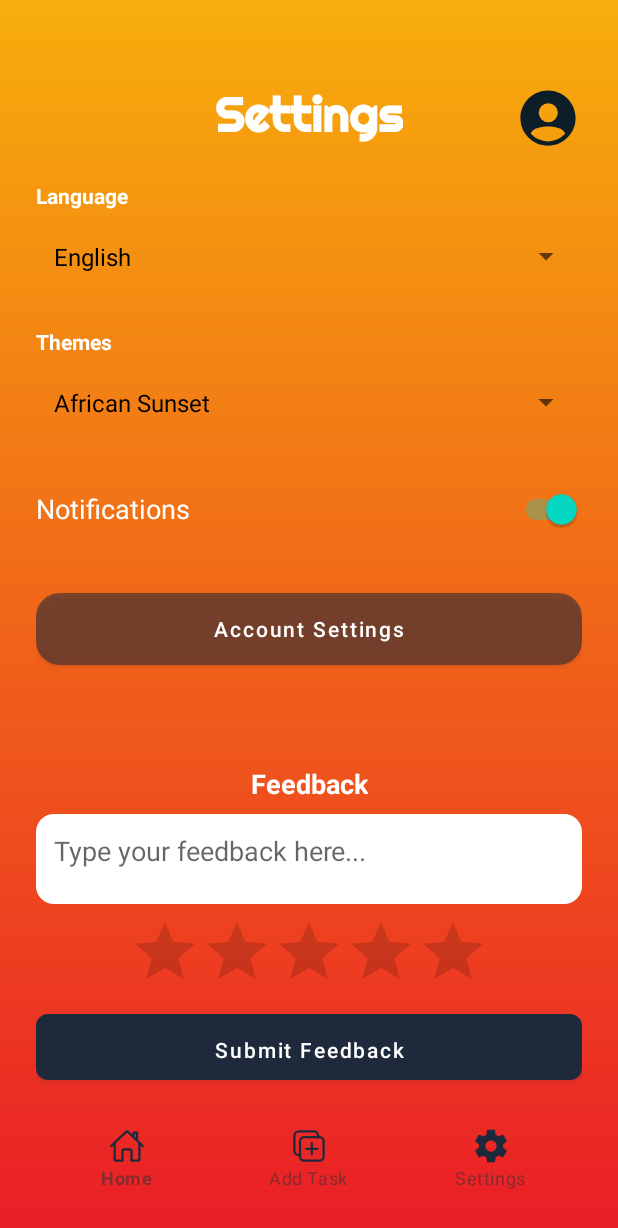
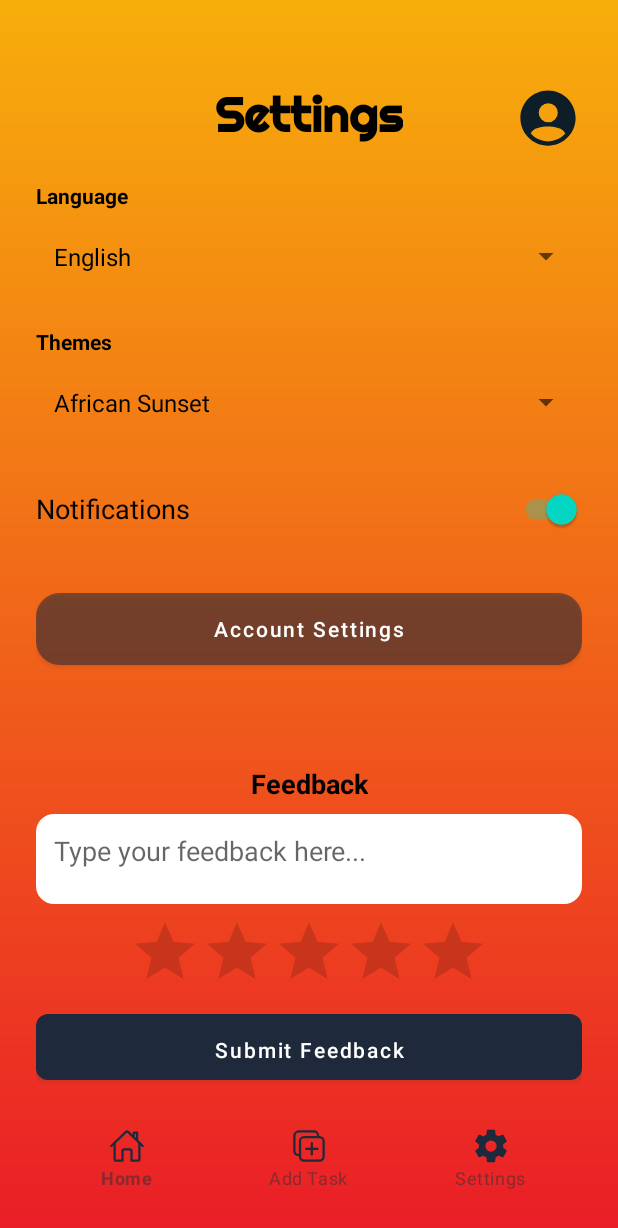
Before and after one commit to gitgud24/Student_Scheduling_App_SS4, an Android app: the SettingsActivity screen opened directly, with no data from a screen before it, on a phone screen of 412 x 824 dp. Shown: the top 1228 px of the screen. Run offline under Robolectric (Android 15) with nearby library versions, the phone set to English and light mode, and no system bars.

Commit message:
Code_Cleanup

```diff
--- a/app/src/main/java/com/example/ss3_app_new/AccountSettingsActivity.kt
+++ b/app/src/main/java/com/example/ss3_app_new/AccountSettingsActivity.kt
@@ -22,31 +22,26 @@ class AccountSettingsActivity : AppCompatActivity() {
         val userName = sharedPref.getString("user_name", "User")
         binding.profileName.text = userName
 
-        // Back button
         binding.backArrow.setOnClickListener {
             finish()
         }
 
-        // Logout
         binding.logoutButton.setOnClickListener {
             val intent = Intent(this, LoginActivity::class.java)
             intent.flags = Intent.FLAG_ACTIVITY_NEW_TASK or Intent.FLAG_ACTIVITY_CLEAR_TASK
             startActivity(intent)
         }
 
-        // Change Name
         binding.changeNameButton.setOnClickListener {
             showUpdateDialog("Change Name", "Enter new name:", "user_name") { newName ->
                 binding.profileName.text = newName
             }
         }
 
-        // Change Email
         binding.changeEmailButton.setOnClickListener {
             showUpdateDialog("Change Email", "Enter new email:", "user_email")
         }
 
-        // Change Password
         binding.changePasswordButton.setOnClickListener {
             showUpdateDialog("Change Password", "Enter new password:", "user_password", true)
         }
--- a/app/src/main/java/com/example/ss3_app_new/ForgotPasswordActivity.kt
+++ b/app/src/main/java/com/example/ss3_app_new/ForgotPasswordActivity.kt
@@ -16,7 +16,6 @@ class ForgotPasswordActivity : AppCompatActivity() {
         binding = ActivityForgotPasswordBinding.inflate(layoutInflater)
         setContentView(binding.root)
 
-        // Handle reset button
         binding.resetButton.setOnClickListener {
             val enteredEmail = binding.emailInput.text.toString().trim()
 
@@ -31,7 +30,6 @@ class ForgotPasswordActivity : AppCompatActivity() {
             if (enteredEmail == savedEmail) {
                 Toast.makeText(this, "Email verified. Logging you in...", Toast.LENGTH_SHORT).show()
 
-                // Proceed to main screen
                 val intent = Intent(this, MainActivity::class.java)
                 startActivity(intent)
                 finish()
@@ -40,7 +38,6 @@ class ForgotPasswordActivity : AppCompatActivity() {
             }
         }
 
-        // Handle back to login click
         binding.backToLogin.setOnClickListener {
             startActivity(Intent(this, LoginActivity::class.java))
             finish()
--- a/app/src/main/java/com/example/ss3_app_new/LoginActivity.kt
+++ b/app/src/main/java/com/example/ss3_app_new/LoginActivity.kt
@@ -23,7 +23,6 @@ class LoginActivity : AppCompatActivity() {
         binding = ActivityLoginBinding.inflate(layoutInflater)
         setContentView(binding.root)
 
-        //values from the registration are used for login user authentication here
         binding.loginButton.setOnClickListener {
             val email = binding.emailInput.text.toString().trim()
             val password = binding.passwordInput.text.toString().trim()
--- a/app/src/main/java/com/example/ss3_app_new/MainActivity.kt
+++ b/app/src/main/java/com/example/ss3_app_new/MainActivity.kt
@@ -28,7 +28,6 @@ class MainActivity : AppCompatActivity() {
         const val EDIT_TASK_REQUEST_CODE = 1
     }
 
-    // ✅ Notification permission request launcher
     private val notificationPermissionRequest =
         registerForActivityResult(ActivityResultContracts.RequestPermission()) { isGranted ->
             if (isGranted) {
@@ -38,7 +37,6 @@ class MainActivity : AppCompatActivity() {
             }
         }
 
-    // ✅ Apply saved theme
     private fun applySavedTheme() {
         val prefs = getSharedPreferences("app_preferences", Context.MODE_PRIVATE)
         when (prefs.getString("selected_theme", "African Sunset")) {
@@ -57,7 +55,6 @@ class MainActivity : AppCompatActivity() {
         requestNotificationPermissionIfNeeded()
         createNotificationChannel()
 
-        // Task list setup
         taskAdapter = TaskAdapter(
             TaskStorage.getTasksSortedByDate().toMutableList(),
             onEditClick = { taskToEdit ->
@@ -73,7 +70,6 @@ class MainActivity : AppCompatActivity() {
         binding.taskRecycler.layoutManager = LinearLayoutManager(this)
         binding.taskRecycler.adapter = taskAdapter
 
-        // Week calendar setup
         val (monthYear, weekDays) = getCurrentWeekWithHeader()
         weekCalendarAdapter = WeekCalendarAdapter(monthYear, weekDays)
         binding.weekCalendarRecycler.layoutManager = LinearLayoutManager(this)
@@ -155,7 +151,6 @@ class MainActivity : AppCompatActivity() {
         }
     }
 
-    // ✅ Ask for notification permission on first launch if needed
     private fun requestNotificationPermissionIfNeeded() {
         if (Build.VERSION.SDK_INT >= Build.VERSION_CODES.TIRAMISU) {
             val prefs = getSharedPreferences("app_preferences", Context.MODE_PRIVATE)
--- a/app/src/main/java/com/example/ss3_app_new/NotificationHelper.kt
+++ b/app/src/main/java/com/example/ss3_app_new/NotificationHelper.kt
@@ -16,14 +16,12 @@ object NotificationHelper {
     fun showTaskCreatedNotification(context: Context, taskTitle: String) {
         createNotificationChannel(context)
 
-        // Check notification permission for Android 13+
         if (Build.VERSION.SDK_INT >= Build.VERSION_CODES.TIRAMISU) {
             if (ActivityCompat.checkSelfPermission(
                     context,
                     Manifest.permission.POST_NOTIFICATIONS
                 ) != PackageManager.PERMISSION_GRANTED
             ) {
-                // Permission not granted, do not send the notification
                 return
             }
         }
--- a/app/src/main/java/com/example/ss3_app_new/RegisterActivity.kt
+++ b/app/src/main/java/com/example/ss3_app_new/RegisterActivity.kt
@@ -25,7 +25,6 @@ class RegisterActivity : AppCompatActivity() {
             val password = binding.passwordInput.text.toString().trim()
             val name = binding.nameInput.text.toString().trim()
 
-            //save user details for temporary authentication here - saved to android device app data
             if (email.isNotEmpty() && password.isNotEmpty()) {
                 val sharedPref = getSharedPreferences("UserData", MODE_PRIVATE)
                 val editor = sharedPref.edit()
--- a/app/src/main/res/layout/activity_main.xml
+++ b/app/src/main/res/layout/activity_main.xml
@@ -25,7 +25,7 @@
         android:text="Home"
         android:textSize="32sp"
         android:fontFamily="@font/headingfont"
-        android:textColor="#000"
+        android:textColor="?android:textColor"
         android:textStyle="bold"
         app:layout_constraintTop_toTopOf="parent"
         android:layout_marginTop="32dp"
@@ -63,8 +63,10 @@
         android:padding="8dp"
         app:layout_constraintBottom_toTopOf="@id/bottomNav"
         app:layout_constraintEnd_toEndOf="parent"
+        app:layout_constraintHorizontal_bias="0.0"
         app:layout_constraintStart_toStartOf="parent"
-        app:layout_constraintTop_toBottomOf="@+id/weekCalendarRecycler" />
+        app:layout_constraintTop_toBottomOf="@+id/weekCalendarRecycler"
+        app:layout_constraintVertical_bias="0.0" />
 
     <com.google.android.material.bottomnavigation.BottomNavigationView
         android:id="@+id/bottomNav"
--- a/app/src/main/res/values-night/themes.xml
+++ b/app/src/main/res/values-night/themes.xml
@@ -1,33 +1,27 @@
 <resources xmlns:tools="http://schemas.android.com/tools">
 
-    <!-- Base App Theme -->
+
     <style name="Theme.SS3_APP_NEW" parent="Theme.MaterialComponents.DayNight.NoActionBar">
-        <!-- Branding colors -->
+
         <item name="colorPrimary">@color/Icon_UnSelected</item>
         <item name="colorPrimaryVariant">@color/Icon_Selected</item>
         <item name="colorOnPrimary">@color/white</item>
 
-        <!-- Secondary colors -->
         <item name="colorSecondary">@color/teal_200</item>
         <item name="colorOnSecondary">@color/black</item>
 
-        <!-- General appearance -->
         <item name="android:statusBarColor">@android:color/transparent</item>
         <item name="android:navigationBarColor">@color/Icon_UnSelected</item>
 
-        <!-- Theme-controlled background -->
         <item name="android:windowBackground">?attr/colorBackground</item>
 
-        <!-- Default background and text colors -->
         <item name="colorBackground">@drawable/login_background</item>
         <item name="android:textColor">@color/black</item>
 
-        <!-- UI element styles -->
         <item name="android:buttonStyle">@style/ButtonStyle</item>
         <item name="android:spinnerStyle">@style/SpinnerStyle</item>
     </style>
 
-    <!-- Light Theme -->
     <style name="LightTheme" parent="Theme.SS3_APP_NEW">
         <item name="colorBackground">@drawable/light_gradient</item>
         <item name="android:textColor">@color/black</item>
@@ -35,7 +29,6 @@
         <item name="spinnerTextColor">@color/spinner_text_light</item>
     </style>
 
-    <!-- Dark Theme -->
     <style name="DarkTheme" parent="Theme.SS3_APP_NEW">
         <item name="colorBackground">@drawable/dark_gradient</item>
         <item name="android:textColor">@color/white</item>
@@ -45,22 +38,19 @@
         <item name="android:spinnerStyle">@style/DarkSpinnerStyle</item>
     </style>
 
-    <!-- African Sunset Theme (Default) -->
     <style name="SunsetTheme" parent="Theme.SS3_APP_NEW">
         <item name="colorBackground">@drawable/login_background</item>
-        <item name="android:textColor">@color/white</item>
+        <item name="android:textColor">@color/black</item>
         <item name="colorOnPrimary">@color/white</item>
         <item name="colorOnSecondary">@color/white</item>
         <item name="spinnerTextColor">@color/spinner_text_light</item>
     </style>
 
-    <!-- Spinner Style -->
     <style name="SpinnerStyle" parent="Widget.AppCompat.Spinner">
         <item name="android:popupBackground">@color/white</item>
         <item name="android:textColor">@color/black</item> <!-- optional -->
     </style>
 
-    <!-- Button Style -->
     <style name="ButtonStyle" parent="Widget.MaterialComponents.Button">
         <item name="android:textColor">@color/white</item>
         <item name="backgroundTint">@color/Icon_Selected</item>
--- a/app/src/main/res/values/themes.xml
+++ b/app/src/main/res/values/themes.xml
@@ -1,33 +1,26 @@
 <resources xmlns:tools="http://schemas.android.com/tools">
 
-    <!-- Base App Theme -->
     <style name="Theme.SS3_APP_NEW" parent="Theme.MaterialComponents.DayNight.NoActionBar">
-        <!-- Branding colors -->
+
         <item name="colorPrimary">@color/Icon_UnSelected</item>
         <item name="colorPrimaryVariant">@color/Icon_Selected</item>
         <item name="colorOnPrimary">@color/white</item>
 
-        <!-- Secondary colors -->
         <item name="colorSecondary">@color/teal_200</item>
         <item name="colorOnSecondary">@color/black</item>
 
-        <!-- General appearance -->
         <item name="android:statusBarColor">@android:color/transparent</item>
         <item name="android:navigationBarColor">@color/Icon_UnSelected</item>
 
-        <!-- Theme-controlled background -->
         <item name="android:windowBackground">?attr/colorBackground</item>
 
-        <!-- Default background and text colors -->
         <item name="colorBackground">@drawable/login_background</item>
         <item name="android:textColor">@color/black</item>
 
-        <!-- UI element styles -->
         <item name="android:buttonStyle">@style/ButtonStyle</item>
         <item name="android:spinnerStyle">@style/SpinnerStyle</item>
     </style>
 
-    <!-- Light Theme -->
     <style name="LightTheme" parent="Theme.SS3_APP_NEW">
         <item name="colorBackground">@drawable/light_gradient</item>
         <item name="android:textColor">@color/black</item>
@@ -35,7 +28,6 @@
         <item name="spinnerTextColor">@color/spinner_text_light</item>
     </style>
 
-    <!-- Dark Theme -->
     <style name="DarkTheme" parent="Theme.SS3_APP_NEW">
         <item name="colorBackground">@drawable/dark_gradient</item>
         <item name="android:textColor">@color/white</item>
@@ -45,22 +37,19 @@
         <item name="android:spinnerStyle">@style/DarkSpinnerStyle</item>
     </style>
 
-    <!-- African Sunset Theme (Default) -->
     <style name="SunsetTheme" parent="Theme.SS3_APP_NEW">
         <item name="colorBackground">@drawable/login_background</item>
-        <item name="android:textColor">@color/white</item>
+        <item name="android:textColor">@color/black</item>
         <item name="colorOnPrimary">@color/white</item>
         <item name="colorOnSecondary">@color/white</item>
         <item name="spinnerTextColor">@color/spinner_text_light</item>
     </style>
 
-    <!-- Spinner Style -->
     <style name="SpinnerStyle" parent="Widget.AppCompat.Spinner">
         <item name="android:popupBackground">@color/white</item>
-        <item name="android:textColor">@color/black</item> <!-- optional -->
+        <item name="android:textColor">@color/black</item>
     </style>
 
-    <!-- Button Style -->
     <style name="ButtonStyle" parent="Widget.MaterialComponents.Button">
         <item name="android:textColor">@color/white</item>
         <item name="backgroundTint">@color/Icon_Selected</item>
```
Also changed, not shown: app/src/main/java/com/example/ss3_app_new/SettingsActivity.kt (+0 -7 lines).
